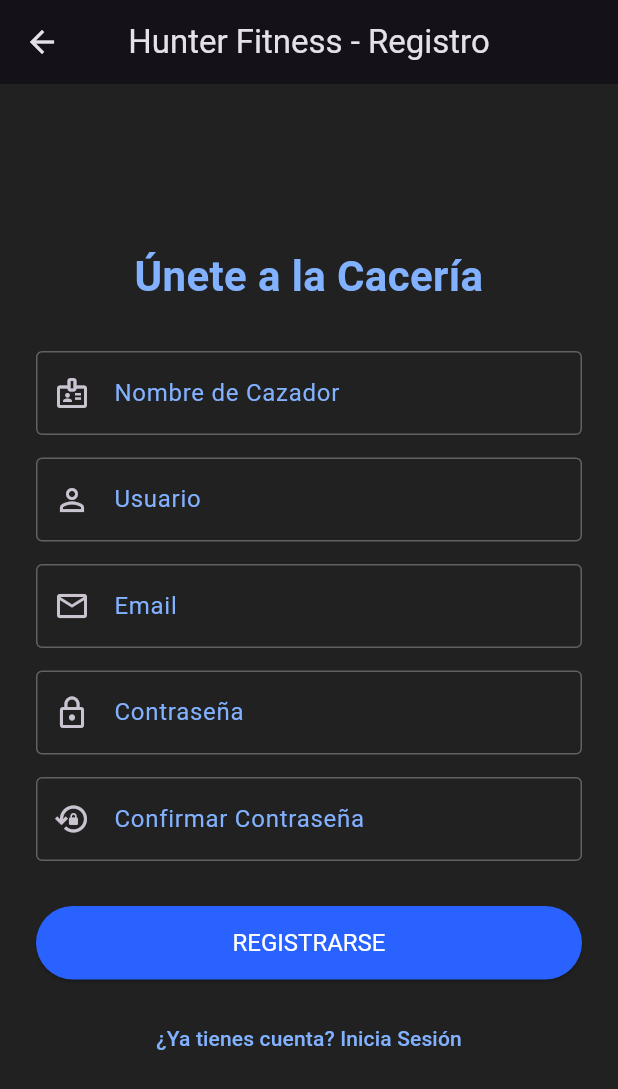
After one commit to AlarconCastilloDiegoAndre/HunterFitness, a Flutter app: the screen it shows after launch, after a tap on "ACCEDER", after a tap on "¿No tienes cuenta? Regístrate aquí", on a phone screen of 412 x 824 dp. The commit adds this screen. Shown: the top 1089 px of the screen. Run offline on Flutter 3.47's test engine with Material 3 defaults, Android fonts, the phone set to English and light mode, and no system bars; our stand-ins replace flutter_secure_storage.

Commit message:
Fix: Login and Register Users

```diff
--- a/hunter_fitness_api/host.json
+++ b/hunter_fitness_api/host.json
@@ -45,7 +45,7 @@
     "cors": {
       "allowedOrigins": ["*"],
       "allowedMethods": ["GET", "POST", "PUT", "DELETE", "OPTIONS"],
-      "allowedHeaders": ["*"],
+      "allowedHeaders": ["Content-Type", "Authorization"],
       "allowCredentials": false
     }
   },
--- a/hunter_fitness_app/lib/screens/login_screen.dart
+++ b/hunter_fitness_app/lib/screens/login_screen.dart
@@ -1,5 +1,6 @@
 import 'package:flutter/material.dart';
-import '../services/api_service.dart'; // Importa tu servicio de API
+import '../services/api_service.dart';
+import 'registration_screen.dart'; // Importa la nueva pantalla de registro
 
 class LoginScreen extends StatefulWidget {
   const LoginScreen({super.key});
@@ -31,11 +32,10 @@ class _LoginScreenState extends State<LoginScreen> {
 
       setState(() {
         _isLoading = false;
-        _message = result['message'] ?? 'An unknown error occurred.';
+        _message = result['message'] ?? 'Ocurrió un error desconocido.';
       });
 
       if (result['success'] == true) {
-        // Login exitoso
         print('Login successful! Token: ${result['token']}');
         print('Hunter data: ${result['hunter']}');
         // Aquí puedes navegar a otra pantalla, por ejemplo, un Dashboard.
@@ -126,28 +126,33 @@ class _LoginScreenState extends State<LoginScreen> {
                         onPressed: _login,
                         child: const Text('ACCEDER'),
                       ),
-                const SizedBox(height: 20),
-                if (_message.isNotEmpty && !_isLoading)
+                const SizedBox(height: 10), // Espacio reducido
+                // Mensaje de error (solo si no es exitoso y no está cargando)
+                if (_message.isNotEmpty && !_isLoading && !(_message.toLowerCase().contains('exitoso') || _message.toLowerCase().contains('successful')))
                   Padding(
-                    padding: const EdgeInsets.only(top: 10.0),
+                    padding: const EdgeInsets.only(top:10.0, bottom: 10.0),
                     child: Text(
                       _message,
                       textAlign: TextAlign.center,
-                      style: TextStyle(
-                        color: _message.toLowerCase().contains('error') || _message.toLowerCase().contains('failed')
-                            ? Colors.redAccent
-                            : Colors.greenAccent,
+                      style: const TextStyle(
+                        color: Colors.redAccent,
                         fontSize: 14,
                       ),
                     ),
                   ),
-                // Aquí podrías agregar un botón para ir a la pantalla de registro
-                // TextButton(
-                //   onPressed: () {
-                //     // Navegar a RegisterScreen
-                //   },
-                //   child: Text('No tienes cuenta? Regístrate', style: TextStyle(color: Colors.blueAccent[100])),
-                // )
+                // Botón para ir a la pantalla de Registro
+                TextButton(
+                  onPressed: () {
+                    Navigator.push(
+                      context,
+                      MaterialPageRoute(builder: (context) => const RegistrationScreen()),
+                    );
+                  },
+                  child: Text(
+                    '¿No tienes cuenta? Regístrate aquí',
+                    style: TextStyle(color: Colors.blueAccent[100]),
+                  ),
+                ),
               ],
             ),
           ),
--- /dev/null
+++ b/hunter_fitness_app/lib/screens/registration_screen.dart
@@ -0,0 +1,237 @@
+import 'package:flutter/material.dart';
+import '../services/api_service.dart'; // Importa tu servicio de API
+
+class RegistrationScreen extends StatefulWidget {
+  const RegistrationScreen({super.key});
+
+  @override
+  State<RegistrationScreen> createState() => _RegistrationScreenState();
+}
+
+class _RegistrationScreenState extends State<RegistrationScreen> {
+  final _formKey = GlobalKey<FormState>();
+  final _usernameController = TextEditingController();
+  final _emailController = TextEditingController();
+  final _hunterNameController = TextEditingController();
+  final _passwordController = TextEditingController();
+  final _confirmPasswordController = TextEditingController();
+  final ApiService _apiService = ApiService();
+
+  bool _isLoading = false;
+  String _message = '';
+
+  Future<void> _register() async {
+    if (_formKey.currentState!.validate()) {
+      if (_passwordController.text != _confirmPasswordController.text) {
+        setState(() {
+          _message = 'Las contraseñas no coinciden.';
+        });
+        ScaffoldMessenger.of(context).showSnackBar(
+          const SnackBar(content: Text('Las contraseñas no coinciden.'), backgroundColor: Colors.orangeAccent),
+        );
+        return;
+      }
+
+      setState(() {
+        _isLoading = true;
+        _message = '';
+      });
+
+      final result = await _apiService.registerUser(
+        username: _usernameController.text,
+        email: _emailController.text,
+        password: _passwordController.text,
+        hunterName: _hunterNameController.text,
+      );
+
+      setState(() {
+        _isLoading = false;
+        _message = result['message'] ?? 'Ocurrió un error desconocido.';
+      });
+
+      if (result['success'] == true) {
+        print('Registro exitoso!');
+        // Opcional: si el registro devuelve un token y auto-loguea:
+        // print('Token: ${result['token']}');
+        // print('Hunter data: ${result['hunter']}');
+        // Navigator.pushReplacement(
+        //   context,
+        //   MaterialPageRoute(builder: (context) => HomeScreen(hunterData: result['hunter'])),
+        // );
+        ScaffoldMessenger.of(context).showSnackBar(
+          SnackBar(content: Text(_message.isNotEmpty ? _message : '¡Registro Exitoso! Ahora puedes iniciar sesión.'), backgroundColor: Colors.green),
+        );
+        // Volver a la pantalla de login después de un registro exitoso
+        if (mounted) {
+          Navigator.pop(context);
+        }
+      } else {
+         ScaffoldMessenger.of(context).showSnackBar(
+          SnackBar(content: Text('Error de Registro: $_message'), backgroundColor: Colors.redAccent),
+        );
+      }
+    }
+  }
+
+  @override
+  void dispose() {
+    _usernameController.dispose();
+    _emailController.dispose();
+    _hunterNameController.dispose();
+    _passwordController.dispose();
+    _confirmPasswordController.dispose();
+    super.dispose();
+  }
+
+  @override
+  Widget build(BuildContext context) {
+    return Scaffold(
+      appBar: AppBar(
+        title: const Text('Hunter Fitness - Registro'),
+        centerTitle: true,
+      ),
+      body: Center(
+        child: SingleChildScrollView(
+          padding: const EdgeInsets.all(24.0),
+          child: Form(
+            key: _formKey,
+            child: Column(
+              mainAxisAlignment: MainAxisAlignment.center,
+              crossAxisAlignment: CrossAxisAlignment.stretch,
+              children: <Widget>[
+                Text(
+                  'Únete a la Cacería',
+                  textAlign: TextAlign.center,
+                  style: TextStyle(
+                    fontSize: 28,
+                    fontWeight: FontWeight.bold,
+                    color: Colors.blueAccent[100],
+                  ),
+                ),
+                const SizedBox(height: 30),
+                TextFormField(
+                  controller: _hunterNameController,
+                  decoration: const InputDecoration(
+                    labelText: 'Nombre de Cazador',
+                    prefixIcon: Icon(Icons.badge_outlined),
+                  ),
+                  style: const TextStyle(color: Colors.white),
+                  validator: (value) {
+                    if (value == null || value.isEmpty) {
+                      return 'Por favor ingresa tu nombre de cazador';
+                    }
+                    if (value.length < 3) {
+                      return 'Debe tener al menos 3 caracteres';
+                    }
+                    return null;
+                  },
+                ),
+                const SizedBox(height: 15),
+                TextFormField(
+                  controller: _usernameController,
+                  decoration: const InputDecoration(
+                    labelText: 'Usuario',
+                     prefixIcon: Icon(Icons.person_outline),
+                  ),
+                  style: const TextStyle(color: Colors.white),
+                  validator: (value) {
+                    if (value == null || value.isEmpty) {
+                      return 'Por favor ingresa un nombre de usuario';
+                    }
+                     if (value.length < 3) {
+                      return 'Debe tener al menos 3 caracteres';
+                    }
+                    return null;
+                  },
+                ),
+                const SizedBox(height: 15),
+                TextFormField(
+                  controller: _emailController,
+                  decoration: const InputDecoration(
+                    labelText: 'Email',
+                    prefixIcon: Icon(Icons.email_outlined),
+                  ),
+                  style: const TextStyle(color: Colors.white),
+                  keyboardType: TextInputType.emailAddress,
+                  validator: (value) {
+                    if (value == null || value.isEmpty) {
+                      return 'Por favor ingresa tu email';
+                    }
+                    if (!value.contains('@') || !value.contains('.')) {
+                      return 'Ingresa un email válido';
+                    }
+                    return null;
+                  },
+                ),
+                const SizedBox(height: 15),
+                TextFormField(
+                  controller: _passwordController,
+                  decoration: const InputDecoration(
+                    labelText: 'Contraseña',
+                    prefixIcon: Icon(Icons.lock_outline),
+                  ),
+                  obscureText: true,
+                  style: const TextStyle(color: Colors.white),
+                  validator: (value) {
+                    if (value == null || value.isEmpty) {
+                      return 'Por favor ingresa una contraseña';
+                    }
+                    if (value.length < 6) {
+                      return 'La contraseña debe tener al menos 6 caracteres';
+                    }
+                    return null;
+                  },
+                ),
+                const SizedBox(height: 15),
+                TextFormField(
+                  controller: _confirmPasswordController,
+                  decoration: const InputDecoration(
+                    labelText: 'Confirmar Contraseña',
+                    prefixIcon: Icon(Icons.lock_reset_outlined),
+                  ),
+                  obscureText: true,
+                  style: const TextStyle(color: Colors.white),
+                  validator: (value) {
+                    if (value == null || value.isEmpty) {
+                      return 'Por favor confirma tu contraseña';
+                    }
+                    if (value != _passwordController.text) {
+                      return 'Las contraseñas no coinciden';
+                    }
+                    return null;
+                  },
+                ),
+                const SizedBox(height: 30),
+                _isLoading
+                    ? const Center(child: CircularProgressIndicator())
+                    : ElevatedButton(
+                        onPressed: _register,
+                        child: const Text('REGISTRARSE'),
+                      ),
+                const SizedBox(height: 15),
+                 if (_message.isNotEmpty && !_isLoading && !(_message.toLowerCase().contains('exitoso') || _message.toLowerCase().contains('successful')))
+                  Padding(
+                    padding: const EdgeInsets.only(top: 10.0),
+                    child: Text(
+                      _message,
+                      textAlign: TextAlign.center,
+                      style: const TextStyle(
+                        color: Colors.redAccent,
+                        fontSize: 14,
+                      ),
+                    ),
+                  ),
+                TextButton(
+                  onPressed: () {
+                    Navigator.pop(context); // Volver a la pantalla de login
+                  },
+                  child: Text('¿Ya tienes cuenta? Inicia Sesión', style: TextStyle(color: Colors.blueAccent[100])),
+                )
+              ],
+            ),
+          ),
+        ),
+      ),
+    );
+  }
+}
```
Also changed, not shown: hunter_fitness_app/lib/services/api_service.dart (+114 -14 lines).
